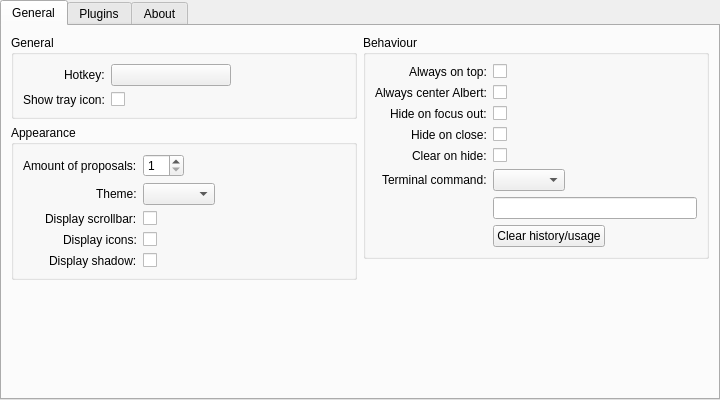
Qt form src/lib/albertcore/src/core/settingswidget/settingswidget.ui (albertlauncher/albert) before a commit.
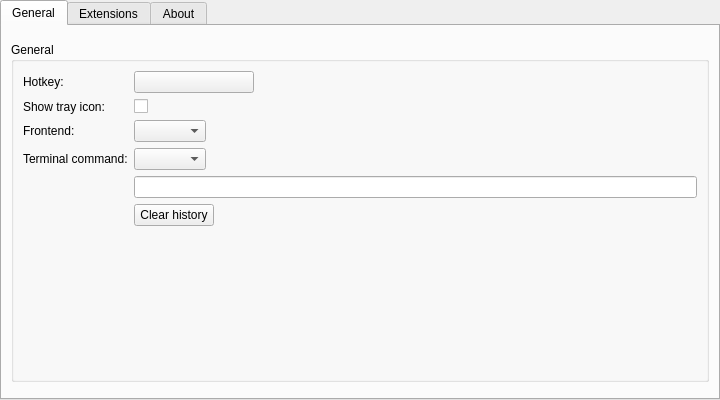
The same form after that commit. Icons and pictures are not drawn. Custom widgets are drawn as their Qt base class.

Commit message:
Plugin based style system.
From now on albert supports not only theming but a sophisticated
abstract way to write completely separated user interfaces. QML coming
soon! :D

Diff of the .ui file:
```diff
--- a/src/lib/albertcore/src/core/settingswidget/settingswidget.ui
+++ b/src/lib/albertcore/src/core/settingswidget/settingswidget.ui
@@ -2,14 +2,6 @@
 <ui version="4.0">
  <class>SettingsDialog</class>
  <widget class="QWidget" name="SettingsDialog">
-  <property name="geometry">
-   <rect>
-    <x>0</x>
-    <y>0</y>
-    <width>720</width>
-    <height>400</height>
-   </rect>
-  </property>
   <property name="minimumSize">
    <size>
     <width>720</width>
@@ -47,19 +39,30 @@
       <attribute name="title">
        <string>General</string>
       </attribute>
-      <layout class="QHBoxLayout" name="horizontalLayout" stretch="1,1">
+      <layout class="QHBoxLayout" name="horizontalLayout_3">
        <item>
         <layout class="QVBoxLayout" name="verticalLayout_3">
+         <item>
+          <spacer name="verticalSpacer">
+           <property name="orientation">
+            <enum>Qt::Vertical</enum>
+           </property>
+          </spacer>
+         </item>
          <item>
           <widget class="QGroupBox" name="groupBox_2">
            <property name="title">
             <string>General</string>
            </property>
-           <layout class="QFormLayout" name="formLayout_4">
-            <property name="labelAlignment">
-             <set>Qt::AlignRight|Qt::AlignTrailing|Qt::AlignVCenter</set>
-            </property>
-            <item row="0" column="1">
+           <layout class="QFormLayout" name="formLayout">
+            <item row="1" column="0">
+             <widget class="QLabel" name="label_hotkey">
+              <property name="text">
+               <string>Hotkey:</string>
+              </property>
+             </widget>
+            </item>
+            <item row="1" column="1">
              <widget class="GrabKeyButton" name="grabKeyButton_hotkey">
               <property name="sizePolicy">
                <sizepolicy hsizetype="Maximum" vsizetype="Fixed">
@@ -78,21 +81,14 @@
               </property>
              </widget>
             </item>
-            <item row="0" column="0">
-             <widget class="QLabel" name="label_hotkey">
-              <property name="text">
-               <string>Hotkey:</string>
-              </property>
-             </widget>
-            </item>
-            <item row="1" column="0">
+            <item row="2" column="0">
              <widget class="QLabel" name="label">
               <property name="text">
                <string>Show tray icon:</string>
               </property>
              </widget>
             </item>
-            <item row="1" column="1">
+            <item row="2" column="1">
              <widget class="QCheckBox" name="checkBox_showTray">
               <property name="toolTip">
                <string>If this option is enabled, albert displays \nan icon in the system tray.</string>
@@ -102,325 +98,31 @@
               </property>
              </widget>
             </item>
-           </layout>
-          </widget>
-         </item>
-         <item>
-          <widget class="QGroupBox" name="groupBox">
-           <property name="title">
-            <string>Appearance</string>
-           </property>
-           <layout class="QFormLayout" name="formLayout_2">
-            <property name="labelAlignment">
-             <set>Qt::AlignRight|Qt::AlignTrailing|Qt::AlignVCenter</set>
-            </property>
-            <item row="0" column="0">
-             <widget class="QLabel" name="label_proposals">
-              <property name="sizePolicy">
-               <sizepolicy hsizetype="Minimum" vsizetype="Preferred">
-                <horstretch>0</horstretch>
-                <verstretch>0</verstretch>
-               </sizepolicy>
-              </property>
-              <property name="text">
-               <string>Amount of proposals:</string>
-              </property>
-             </widget>
-            </item>
-            <item row="0" column="1">
-             <widget class="QSpinBox" name="spinBox_proposals">
-              <property name="sizePolicy">
-               <sizepolicy hsizetype="Fixed" vsizetype="Fixed">
-                <horstretch>0</horstretch>
-                <verstretch>0</verstretch>
-               </sizepolicy>
-              </property>
-              <property name="suffix">
-               <string/>
-              </property>
-              <property name="minimum">
-               <number>1</number>
-              </property>
-              <property name="maximum">
-               <number>10</number>
-              </property>
-             </widget>
-            </item>
-            <item row="1" column="0">
-             <widget class="QLabel" name="label_style">
-              <property name="sizePolicy">
-               <sizepolicy hsizetype="Minimum" vsizetype="Preferred">
-                <horstretch>0</horstretch>
-                <verstretch>0</verstretch>
-               </sizepolicy>
-              </property>
-              <property name="text">
-               <string>Theme:</string>
-              </property>
-             </widget>
-            </item>
-            <item row="1" column="1">
-             <widget class="QComboBox" name="comboBox_themes">
-              <property name="sizePolicy">
-               <sizepolicy hsizetype="Fixed" vsizetype="Fixed">
-                <horstretch>0</horstretch>
-                <verstretch>0</verstretch>
-               </sizepolicy>
-              </property>
-             </widget>
-            </item>
-            <item row="2" column="0">
-             <widget class="QLabel" name="label_scrollbar">
-              <property name="sizePolicy">
-               <sizepolicy hsizetype="Minimum" vsizetype="Preferred">
-                <horstretch>0</horstretch>
-                <verstretch>0</verstretch>
-               </sizepolicy>
-              </property>
-              <property name="text">
-               <string>Display scrollbar:</string>
-              </property>
-             </widget>
-            </item>
-            <item row="2" column="1">
-             <widget class="QCheckBox" name="checkBox_scrollbar">
-              <property name="sizePolicy">
-               <sizepolicy hsizetype="Fixed" vsizetype="Fixed">
-                <horstretch>0</horstretch>
-                <verstretch>0</verstretch>
-               </sizepolicy>
-              </property>
-              <property name="toolTip">
-               <string>If this option is enabled, albert displays 
-a scrollbar in the results list.</string>
-              </property>
-             </widget>
-            </item>
-            <item row="3" column="0">
-             <widget class="QLabel" name="label_icons">
-              <property name="sizePolicy">
-               <sizepolicy hsizetype="Minimum" vsizetype="Preferred">
-                <horstretch>0</horstretch>
-                <verstretch>0</verstretch>
-               </sizepolicy>
-              </property>
-              <property name="text">
-               <string>Display icons:</string>
-              </property>
-             </widget>
-            </item>
-            <item row="3" column="1">
-             <widget class="QCheckBox" name="checkBox_icons">
-              <property name="sizePolicy">
-               <sizepolicy hsizetype="Fixed" vsizetype="Fixed">
-                <horstretch>0</horstretch>
-                <verstretch>0</verstretch>
-               </sizepolicy>
-              </property>
-              <property name="toolTip">
-               <string>If this option is enabled, albert displays 
-icons provided by the items.</string>
-              </property>
-             </widget>
-            </item>
             <item row="4" column="0">
-             <widget class="QLabel" name="label_shadow">
+             <widget class="QLabel" name="frontendLabel">
               <property name="text">
-               <string>Display shadow:</string>
+               <string>Frontend:</string>
               </property>
              </widget>
             </item>
-            <item row="4" column="1">
-             <widget class="QCheckBox" name="checkBox_shadow">
-              <property name="sizePolicy">
-               <sizepolicy hsizetype="Fixed" vsizetype="Fixed">
-                <horstretch>0</horstretch>
-                <verstretch>0</verstretch>
-               </sizepolicy>
-              </property>
-              <property name="toolTip">
-               <string>If this option is enabled, albert displays a
-shadow below the widget. Note that the
-shadow area appears to be transparent,
-but it is not for mouse clicks due to Qt
-limitations. However its just a handful of 
-pixels and you can use it to drag the window.</string>
-              </property>
-             </widget>
-            </item>
-           </layout>
-          </widget>
-         </item>
-         <item>
-          <spacer name="verticalSpacer_2">
-           <property name="orientation">
-            <enum>Qt::Vertical</enum>
-           </property>
-           <property name="sizeHint" stdset="0">
-            <size>
-             <width>20</width>
-             <height>40</height>
-            </size>
-           </property>
-          </spacer>
-         </item>
-        </layout>
-       </item>
-       <item>
-        <layout class="QVBoxLayout" name="verticalLayout_4">
-         <item>
-          <widget class="QGroupBox" name="groupBox_3">
-           <property name="title">
-            <string>Behaviour</string>
-           </property>
-           <layout class="QFormLayout" name="formLayout_3">
-            <property name="labelAlignment">
-             <set>Qt::AlignRight|Qt::AlignTrailing|Qt::AlignVCenter</set>
-            </property>
-            <item row="0" column="0">
-             <widget class="QLabel" name="label_onTop">
-              <property name="sizePolicy">
-               <sizepolicy hsizetype="Minimum" vsizetype="Preferred">
-                <horstretch>0</horstretch>
-                <verstretch>0</verstretch>
-               </sizepolicy>
-              </property>
-              <property name="text">
-               <string>Always on top:</string>
-              </property>
-             </widget>
-            </item>
-            <item row="0" column="1">
-             <widget class="QCheckBox" name="checkBox_onTop">
-              <property name="sizePolicy">
-               <sizepolicy hsizetype="Fixed" vsizetype="Fixed">
-                <horstretch>0</horstretch>
-                <verstretch>0</verstretch>
-               </sizepolicy>
-              </property>
-              <property name="toolTip">
-               <string>If this option is enabled, albert will
-stay on top of all top level windows.</string>
-              </property>
-             </widget>
-            </item>
-            <item row="1" column="0">
-             <widget class="QLabel" name="label_center">
-              <property name="sizePolicy">
-               <sizepolicy hsizetype="Minimum" vsizetype="Preferred">
-                <horstretch>0</horstretch>
-                <verstretch>0</verstretch>
-               </sizepolicy>
-              </property>
-              <property name="text">
-               <string>Always center Albert:</string>
-              </property>
-             </widget>
-            </item>
-            <item row="1" column="1">
-             <widget class="QCheckBox" name="checkBox_center">
-              <property name="sizePolicy">
-               <sizepolicy hsizetype="Fixed" vsizetype="Fixed">
-                <horstretch>0</horstretch>
-                <verstretch>0</verstretch>
-               </sizepolicy>
-              </property>
-              <property name="toolTip">
-               <string>If this option is enabled, albert
-centers the main window in the
-screen where the pointer resides.</string>
-              </property>
-             </widget>
-            </item>
-            <item row="2" column="0">
-             <widget class="QLabel" name="label_hideOnFocusOut">
-              <property name="sizePolicy">
-               <sizepolicy hsizetype="Minimum" vsizetype="Preferred">
-                <horstretch>0</horstretch>
-                <verstretch>0</verstretch>
-               </sizepolicy>
-              </property>
-              <property name="text">
-               <string>Hide on focus out:</string>
-              </property>
-             </widget>
-            </item>
-            <item row="2" column="1">
-             <widget class="QCheckBox" name="checkBox_hideOnFocusOut">
-              <property name="sizePolicy">
-               <sizepolicy hsizetype="Fixed" vsizetype="Fixed">
-                <horstretch>0</horstretch>
-                <verstretch>0</verstretch>
-               </sizepolicy>
-              </property>
-              <property name="toolTip">
-               <string>Hide the main window, if it lost keyboard focus, 
-e.g. by clicking on another app or changing the
-window with Alt+Tab. Note that this feature is
-automatically disabled as long as the settings
-widget is open.</string>
-              </property>
-             </widget>
-            </item>
-            <item row="3" column="0">
-             <widget class="QLabel" name="label_hideOnClose">
-              <property name="sizePolicy">
-               <sizepolicy hsizetype="Minimum" vsizetype="Preferred">
-                <horstretch>0</horstretch>
-                <verstretch>0</verstretch>
-               </sizepolicy>
-              </property>
-              <property name="text">
-               <string>Hide on close:</string>
-              </property>
-             </widget>
-            </item>
-            <item row="3" column="1">
-             <widget class="QCheckBox" name="checkBox_hideOnClose">
-              <property name="sizePolicy">
-               <sizepolicy hsizetype="Fixed" vsizetype="Fixed">
-                <horstretch>0</horstretch>
-                <verstretch>0</verstretch>
-               </sizepolicy>
-              </property>
-              <property name="toolTip">
-               <string notr="true">If the user closes the main window, the main window
-gets hidden instead of the application getting quit.</string>
-              </property>
-             </widget>
-            </item>
-            <item row="4" column="0">
-             <widget class="QLabel" name="label_clearOnHide">
-              <property name="text">
-               <string>Clear on hide:</string>
-              </property>
-             </widget>
-            </item>
-            <item row="4" column="1">
-             <widget class="QCheckBox" name="checkBox_clearOnHide">
-              <property name="text">
-               <string/>
-              </property>
-             </widget>
-            </item>
-            <item row="5" column="0">
+            <item row="6" column="0">
              <widget class="QLabel" name="label_term">
               <property name="text">
                <string>Terminal command:</string>
               </property>
              </widget>
             </item>
-            <item row="5" column="1">
-             <widget class="QComboBox" name="comboBox_term">
-              <property name="sizePolicy">
-               <sizepolicy hsizetype="Fixed" vsizetype="Fixed">
-                <horstretch>0</horstretch>
-                <verstretch>0</verstretch>
-               </sizepolicy>
-              </property>
-             </widget>
-            </item>
             <item row="6" column="1">
+             <widget class="QComboBox" name="comboBox_term">
+              <property name="sizePolicy">
+               <sizepolicy hsizetype="Fixed" vsizetype="Fixed">
+                <horstretch>0</horstretch>
+                <verstretch>0</verstretch>
+               </sizepolicy>
+              </property>
+             </widget>
+            </item>
+            <item row="7" column="1">
              <widget class="QLineEdit" name="lineEdit_term">
               <property name="toolTip">
                <string>This is the command that is used to start
@@ -429,8 +131,8 @@
               </property>
              </widget>
             </item>
-            <item row="7" column="1">
-             <widget class="QPushButton" name="pushButton_clearCache">
+            <item row="8" column="1">
+             <widget class="QPushButton" name="pushButton_clearHistory">
               <property name="sizePolicy">
                <sizepolicy hsizetype="Maximum" vsizetype="Fixed">
                 <horstretch>0</horstretch>
@@ -438,7 +140,17 @@
                </sizepolicy>
               </property>
               <property name="text">
-               <string>Clear history/usage</string>
+               <string>Clear history</string>
+              </property>
+             </widget>
+            </item>
+            <item row="4" column="1">
+             <widget class="QComboBox" name="comboBox_frontend">
+              <property name="sizePolicy">
+               <sizepolicy hsizetype="Maximum" vsizetype="Fixed">
+                <horstretch>0</horstretch>
+                <verstretch>0</verstretch>
+               </sizepolicy>
               </property>
              </widget>
             </item>
@@ -446,16 +158,10 @@
           </widget>
          </item>
          <item>
-          <spacer name="verticalSpacer">
+          <spacer name="verticalSpacer_2">
            <property name="orientation">
             <enum>Qt::Vertical</enum>
            </property>
-           <property name="sizeHint" stdset="0">
-            <size>
-             <width>20</width>
-             <height>40</height>
-            </size>
-           </property>
           </spacer>
          </item>
         </layout>
@@ -464,7 +170,7 @@
      </widget>
      <widget class="QWidget" name="tabPlugins">
       <attribute name="title">
-       <string>Plugins</string>
+       <string>Extensions</string>
       </attribute>
       <layout class="QHBoxLayout" name="horizontalLayout_2" stretch="0,1">
        <item>
```
The commit also changes 34 other files.
